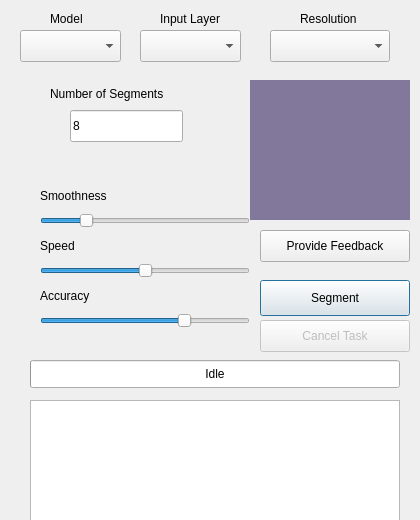
Old version of the form segmenter_dialog_base.ui in the repository sirebellum/qgis-segmentation.
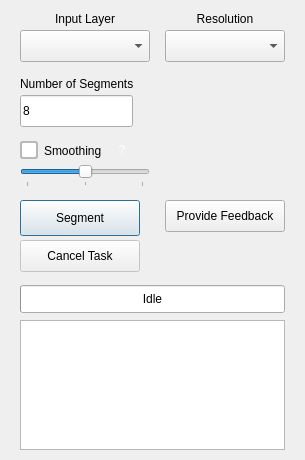
New version of the form.

What changed in the file:
```diff
--- a/segmenter_dialog_base.ui
+++ b/segmenter_dialog_base.ui
@@ -6,363 +6,143 @@
    <rect>
     <x>0</x>
     <y>0</y>
-    <width>420</width>
-    <height>520</height>
+    <width>305</width>
+    <height>460</height>
    </rect>
   </property>
   <property name="windowTitle">
    <string>Map Segmenter</string>
   </property>
-  <property name="toolTip">
-   <string/>
+  <property name="styleSheet">
+   <string notr="true">QComboBox { color: palette(text); }
+QComboBox QAbstractItemView { color: palette(text); }
+QCheckBox { color: palette(text); spacing: 6px; }
+QCheckBox::indicator { width: 14px; height: 14px; background-color: palette(base); border: 2px solid palette(mid); border-radius: 3px; }
+QCheckBox::indicator:checked { background-color: #9370db; border-color: #9370db; }
+QCheckBox::indicator:hover { border-color: palette(highlight); }
+QPushButton { color: palette(button-text); }
+QLabel { color: palette(text); }
+QLineEdit { color: palette(text); }
+QPlainTextEdit { color: palette(text); }</string>
   </property>
-  <property name="statusTip">
-   <string/>
-  </property>
-  <property name="whatsThis">
-   <string/>
-  </property>
-  <widget class="QPushButton" name="buttonPredict">
+
+  <widget class="QLabel" name="labelInputLayer">
    <property name="geometry">
-    <rect>
-      <x>260</x>
-      <y>280</y>
-      <width>150</width>
-      <height>36</height>
-    </rect>
+    <rect><x>20</x><y>10</y><width>130</width><height>18</height></rect>
    </property>
-   <property name="toolTip">
-    <string>Segment the map!</string>
-   </property>
-   <property name="text">
-    <string>Segment</string>
-   </property>
-  </widget>
-  <widget class="QPushButton" name="buttonStop">
-   <property name="enabled">
-    <bool>false</bool>
-   </property>
-   <property name="geometry">
-    <rect>
-      <x>260</x>
-      <y>320</y>
-      <width>150</width>
-      <height>32</height>
-    </rect>
-   </property>
-   <property name="text">
-    <string>Cancel Task</string>
-   </property>
-  </widget>
-  <widget class="QPlainTextEdit" name="inputBox">
-   <property name="geometry">
-    <rect>
-      <x>30</x>
-      <y>400</y>
-      <width>370</width>
-      <height>140</height>
-    </rect>
-   </property>
-   <property name="plainText">
-        <string/>
-   </property>
-   <property name="overwriteMode">
-    <bool>false</bool>
-   </property>
-   <property name="backgroundVisible">
-    <bool>false</bool>
-   </property>
-  </widget>
-  <widget class="QProgressBar" name="jobProgress">
-   <property name="geometry">
-    <rect>
-      <x>30</x>
-      <y>360</y>
-      <width>370</width>
-      <height>28</height>
-    </rect>
-   </property>
-   <property name="minimum">
-    <number>0</number>
-   </property>
-   <property name="maximum">
-    <number>100</number>
-   </property>
-   <property name="value">
-    <number>0</number>
-   </property>
-   <property name="format">
-    <string>Idle</string>
-   </property>
-   <property name="textVisible">
-    <bool>true</bool>
-   </property>
-  </widget>
-  <widget class="QLabel" name="imageLarge">
-   <property name="geometry">
-    <rect>
-      <x>250</x>
-      <y>80</y>
-      <width>160</width>
-      <height>140</height>
-    </rect>
-   </property>
-   <property name="styleSheet">
-    <string notr="true">background-color: rgba(44, 29, 90, 144);</string>
-   </property>
-   <property name="text">
-    <string/>
-   </property>
-  <property name="alignment">
-   <set>Qt::AlignCenter</set>
-  </property>
-  </widget>
-  <widget class="QComboBox" name="inputLoadModel">
-   <property name="geometry">
-    <rect>
-      <x>20</x>
-      <y>30</y>
-      <width>101</width>
-      <height>32</height>
-    </rect>
-   </property>
-   <property name="toolTip">
-    <string/>
-   </property>
-   <property name="currentText">
-    <string/>
-   </property>
-   <property name="placeholderText">
-    <string>K-Means</string>
-   </property>
-  </widget>
-  <widget class="QLabel" name="labelLoadModel">
-   <property name="geometry">
-    <rect>
-      <x>50</x>
-      <y>10</y>
-      <width>81</width>
-      <height>18</height>
-    </rect>
-   </property>
-   <property name="text">
-    <string comment="Number of segments to divide input into">Model</string>
-   </property>
-  </widget>
-  <widget class="QLabel" name="labelSegments">
-   <property name="geometry">
-    <rect>
-      <x>50</x>
-      <y>85</y>
-      <width>161</width>
-      <height>18</height>
-    </rect>
-   </property>
-   <property name="text">
-    <string comment="Number of segments to divide input into">Number of Segments</string>
-   </property>
+   <property name="text"><string>Input Layer</string></property>
+   <property name="alignment"><set>Qt::AlignCenter</set></property>
   </widget>
   <widget class="QComboBox" name="inputLayer">
    <property name="geometry">
-    <rect>
-      <x>140</x>
-      <y>30</y>
-      <width>101</width>
-      <height>32</height>
-    </rect>
+    <rect><x>20</x><y>30</y><width>130</width><height>32</height></rect>
    </property>
-   <property name="toolTip">
-    <string/>
-   </property>
-   <property name="currentText">
-    <string/>
-   </property>
-   <property name="placeholderText">
-    <string/>
-   </property>
+   <property name="toolTip"><string>Select a 3-band GeoTIFF raster layer for K-Means segmentation.</string></property>
   </widget>
-  <widget class="QLabel" name="labelLoadModel_2">
+
+  <widget class="QLabel" name="labelResolution">
    <property name="geometry">
-    <rect>
-      <x>160</x>
-      <y>10</y>
-      <width>81</width>
-      <height>18</height>
-    </rect>
+    <rect><x>165</x><y>10</y><width>120</width><height>18</height></rect>
    </property>
-   <property name="text">
-    <string comment="Number of segments to divide input into">Input Layer</string>
-   </property>
-  </widget>
-  <widget class="QLabel" name="labelLoadModel_3">
-   <property name="geometry">
-    <rect>
-      <x>300</x>
-      <y>10</y>
-      <width>81</width>
-      <height>18</height>
-    </rect>
-   </property>
-   <property name="accessibleDescription">
-    <string/>
-   </property>
-   <property name="text">
-    <string comment="Number of segments to divide input into">Resolution</string>
-   </property>
+   <property name="text"><string>Resolution</string></property>
+   <property name="alignment"><set>Qt::AlignCenter</set></property>
   </widget>
   <widget class="QComboBox" name="inputRes">
    <property name="geometry">
-    <rect>
-      <x>270</x>
-      <y>30</y>
-      <width>120</width>
-      <height>32</height>
-    </rect>
+    <rect><x>165</x><y>30</y><width>120</width><height>32</height></rect>
    </property>
-   <property name="toolTip">
-    <string>Higher resolution means more detailed segment map.</string>
+   <property name="toolTip"><string>Block resolution for K-Means clustering.</string></property>
+  </widget>
+
+  <widget class="QLabel" name="labelSegments">
+   <property name="geometry">
+    <rect><x>20</x><y>75</y><width>161</width><height>18</height></rect>
    </property>
-   <property name="currentText">
-    <string/>
-   </property>
-   <property name="placeholderText">
-    <string/>
-   </property>
+   <property name="text"><string>Number of Segments</string></property>
   </widget>
   <widget class="QLineEdit" name="inputSegments">
    <property name="geometry">
-    <rect>
-      <x>70</x>
-      <y>110</y>
-      <width>113</width>
-      <height>32</height>
-    </rect>
+    <rect><x>20</x><y>95</y><width>113</width><height>32</height></rect>
    </property>
-   <property name="text">
-    <string>8</string>
+   <property name="text"><string>8</string></property>
+  </widget>
+
+  <widget class="QCheckBox" name="checkSmoothing">
+   <property name="geometry">
+    <rect><x>20</x><y>140</y><width>90</width><height>21</height></rect>
    </property>
-   <property name="placeholderText">
-    <string/>
-   </property>
+   <property name="text"><string>Smoothing</string></property>
+   <property name="toolTip"><string>Enable or disable post-process smoothing.</string></property>
+   <property name="checked"><bool>false</bool></property>
   </widget>
-  <widget class="QLabel" name="labelSmoothness">
+  <widget class="QToolButton" name="infoSmoothing">
    <property name="geometry">
-    <rect>
-     <x>40</x>
-     <y>185</y>
-     <width>151</width>
-     <height>21</height>
-    </rect>
+    <rect><x>112</x><y>140</y><width>20</width><height>20</height></rect>
    </property>
-   <property name="text">
-    <string>Smoothness</string>
-   </property>
+   <property name="text"><string>?</string></property>
+   <property name="toolTip"><string>&lt;b&gt;Smoothing&lt;/b&gt;&lt;br/&gt;Controls post-process boundary smoothing.&lt;br/&gt;&lt;br/&gt;&lt;b&gt;Low:&lt;/b&gt; Light smoothing (5px kernel).&lt;br/&gt;&lt;b&gt;Medium:&lt;/b&gt; Moderate smoothing (11px kernel).&lt;br/&gt;&lt;b&gt;High:&lt;/b&gt; Strong smoothing (21px kernel, 2 passes).&lt;br/&gt;&lt;br/&gt;Only applies when the Smoothing checkbox is enabled.</string></property>
+   <property name="autoRaise"><bool>true</bool></property>
+   <property name="styleSheet"><string notr="true">color: white;</string></property>
   </widget>
   <widget class="QSlider" name="sliderSmoothness">
    <property name="geometry">
-    <rect>
-    <x>40</x>
-    <y>210</y>
-    <width>210</width>
-    <height>22</height>
-    </rect>
+    <rect><x>20</x><y>165</y><width>130</width><height>22</height></rect>
    </property>
-   <property name="minimum">
-    <number>0</number>
-   </property>
-   <property name="maximum">
-    <number>100</number>
-   </property>
-   <property name="value">
-    <number>20</number>
-   </property>
-   <property name="orientation">
-    <enum>Qt::Horizontal</enum>
-   </property>
+   <property name="minimum"><number>0</number></property>
+   <property name="maximum"><number>2</number></property>
+   <property name="value"><number>1</number></property>
+   <property name="orientation"><enum>Qt::Horizontal</enum></property>
+   <property name="tickPosition"><enum>QSlider::TicksBelow</enum></property>
+   <property name="tickInterval"><number>1</number></property>
   </widget>
-  <widget class="QLabel" name="labelSpeed">
+
+  <widget class="QPushButton" name="buttonPredict">
    <property name="geometry">
-    <rect>
-    <x>40</x>
-    <y>235</y>
-    <width>151</width>
-    <height>21</height>
-    </rect>
+    <rect><x>20</x><y>200</y><width>120</width><height>36</height></rect>
    </property>
-   <property name="text">
-    <string>Speed</string>
-   </property>
+   <property name="toolTip"><string>Segment the map!</string></property>
+   <property name="text"><string>Segment</string></property>
   </widget>
-  <widget class="QSlider" name="sliderSpeed">
+  <widget class="QPushButton" name="buttonStop">
+   <property name="enabled"><bool>false</bool></property>
    <property name="geometry">
-    <rect>
-     <x>40</x>
-     <y>260</y>
-     <width>210</width>
-     <height>22</height>
-    </rect>
+    <rect><x>20</x><y>240</y><width>120</width><height>32</height></rect>
    </property>
-   <property name="minimum">
-    <number>0</number>
-   </property>
-   <property name="maximum">
-    <number>100</number>
-   </property>
-   <property name="value">
-    <number>50</number>
-   </property>
-   <property name="orientation">
-    <enum>Qt::Horizontal</enum>
-   </property>
+   <property name="text"><string>Cancel Task</string></property>
   </widget>
-  <widget class="QLabel" name="labelAccuracy">
-   <property name="geometry">
-    <rect>
-     <x>40</x>
-     <y>285</y>
-     <width>151</width>
-     <height>21</height>
-    </rect>
-   </property>
-   <property name="text">
-    <string>Accuracy</string>
-   </property>
-  </widget>
-  <widget class="QSlider" name="sliderAccuracy">
-   <property name="geometry">
-    <rect>
-     <x>40</x>
-     <y>310</y>
-     <width>210</width>
-     <height>22</height>
-    </rect>
-   </property>
-   <property name="minimum">
-    <number>0</number>
-   </property>
-   <property name="maximum">
-    <number>100</number>
-   </property>
-   <property name="value">
-    <number>70</number>
-   </property>
-   <property name="orientation">
-    <enum>Qt::Horizontal</enum>
-   </property>
-  </widget>
+
   <widget class="QPushButton" name="buttonFeedback">
    <property name="geometry">
-    <rect>
-      <x>260</x>
-      <y>230</y>
-      <width>150</width>
-      <height>32</height>
-    </rect>
+    <rect><x>165</x><y>200</y><width>120</width><height>32</height></rect>
    </property>
-   <property name="text">
-    <string>Provide Feedback</string>
+   <property name="text"><string>Provide Feedback</string></property>
+  </widget>
+
+  <widget class="QLabel" name="imageLarge">
+   <property name="geometry">
+    <rect><x>165</x><y>75</y><width>120</width><height>120</height></rect>
    </property>
   </widget>
+
+  <widget class="QProgressBar" name="jobProgress">
+   <property name="geometry">
+    <rect><x>20</x><y>285</y><width>265</width><height>28</height></rect>
+   </property>
+   <property name="minimum"><number>0</number></property>
+   <property name="maximum"><number>100</number></property>
+   <property name="value"><number>0</number></property>
+   <property name="format"><string>Idle</string></property>
+   <property name="textVisible"><bool>true</bool></property>
+  </widget>
+
+  <widget class="QPlainTextEdit" name="inputBox">
+   <property name="geometry">
+    <rect><x>20</x><y>320</y><width>265</width><height>130</height></rect>
+   </property>
+   <property name="overwriteMode"><bool>false</bool></property>
+   <property name="backgroundVisible"><bool>false</bool></property>
+  </widget>
+
  </widget>
  <resources/>
  <connections/>
```
Left out of the diff: 3 changed lines with no effect on the pictures.
